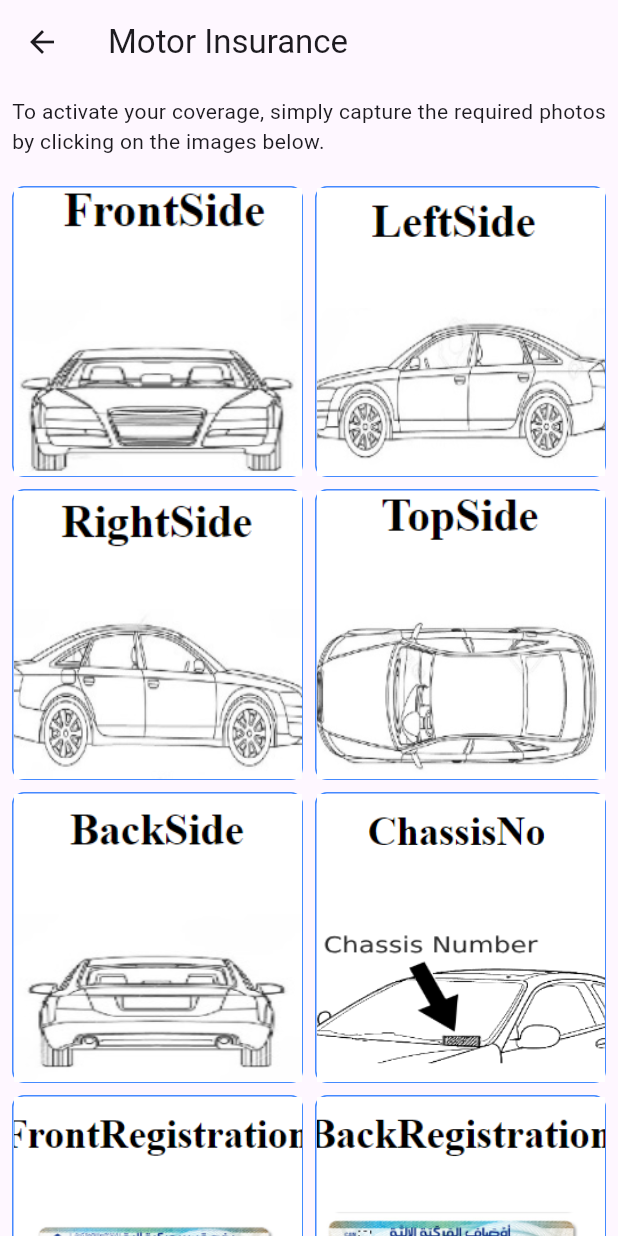
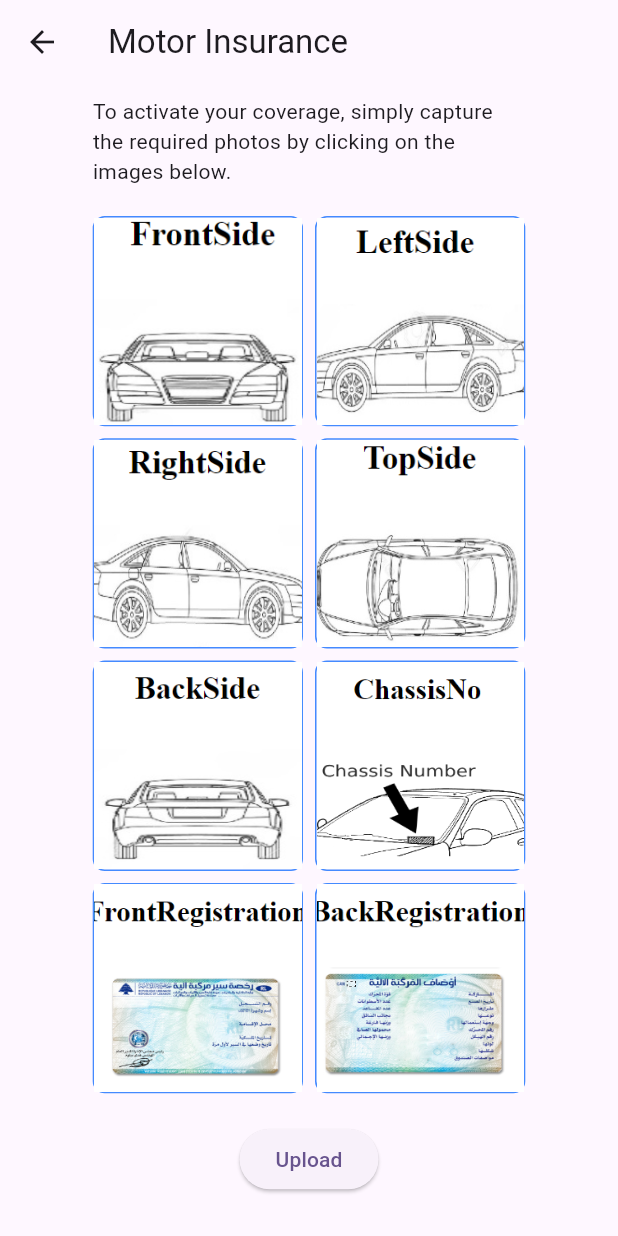
Before and after one commit to untitled-developers/adir-web-app, a Flutter app: the MotorInsurancePage screen opened directly, on a phone screen of 412 x 824 dp. Run offline on Flutter 3.47's test engine with Material 3 defaults, Android fonts, the phone set to English and light mode, and no system bars; our stand-ins replace calendar_date_picker2, device_info_plus, dio, flutter_secure_storage, image_picker, logger and 2 more; missing offline and left inert: phone_numbers_parser, universal_html; accounts and stored records are empty.

Commit message:
update motor insurance design

```diff
--- a/lib/login/login_page.dart
+++ b/lib/login/login_page.dart
@@ -46,7 +46,7 @@ class _LoginPageState extends State<LoginPage> {
         padding: const EdgeInsets.all(20.0),
         child: Center(
           child: Container(
-            constraints: BoxConstraints(maxWidth: 500),
+            constraints: const BoxConstraints(maxWidth: 500),
             child: Form(
               key: _formKey,
               child: Column(
--- a/lib/main.dart
+++ b/lib/main.dart
@@ -4,6 +4,7 @@ import 'package:adir_web_app/api/session.dart';
 import 'package:adir_web_app/common/slide_route.dart';
 import 'package:adir_web_app/models/user.dart';
 import 'package:adir_web_app/pages/home_page.dart';
+import 'package:adir_web_app/pages/motor_insurance_page.dart';
 import 'package:adir_web_app/pages/questions_page/questions_page.dart';
 import 'package:flutter/material.dart';
 import 'package:flutter/services.dart';
@@ -106,7 +107,7 @@ class _MyHomePageState extends State<MyHomePage> {
       if (mounted) {
         Navigator.of(context).pushAndRemoveUntil(
           SlideRoute(
-            page: const QuestionsPage(),
+            page: const MotorInsurancePage(),
           ),
           (route) => false,
         );
--- a/lib/pages/motor_insurance_page.dart
+++ b/lib/pages/motor_insurance_page.dart
@@ -44,6 +44,11 @@ class _MotorInsurancePageState extends State<MotorInsurancePage> {
       body: SingleChildScrollView(
         child: Padding(
           padding: const EdgeInsets.all(8.0),
+          child: Center(
+            child: Container(
+              width: MediaQuery.of(context).size.width > 500
+                  ? 450
+                  : MediaQuery.of(context).size.width * 0.7,
               child: Column(
                 crossAxisAlignment: CrossAxisAlignment.center,
                 children: [
@@ -53,7 +58,8 @@ class _MotorInsurancePageState extends State<MotorInsurancePage> {
                   GridView.builder(
                     shrinkWrap: true,
                     physics: const NeverScrollableScrollPhysics(),
-                gridDelegate: const SliverGridDelegateWithFixedCrossAxisCount(
+                    gridDelegate:
+                        const SliverGridDelegateWithFixedCrossAxisCount(
                       crossAxisCount: 2,
                       crossAxisSpacing: 8.0,
                       mainAxisSpacing: 8.0,
@@ -66,9 +72,12 @@ class _MotorInsurancePageState extends State<MotorInsurancePage> {
                       onPressed: () => Navigator.push(
                           context,
                           MaterialPageRoute(
-                          builder: (context) => VerificationDocumentsPage())),
+                              builder: (context) =>
+                                  VerificationDocumentsPage())),
                       child: const Text('Upload'))
                 ],
+              ),
+            ),
           ),
         ),
       ),
```
Lines whose indentation alone changed are shown as unchanged.
